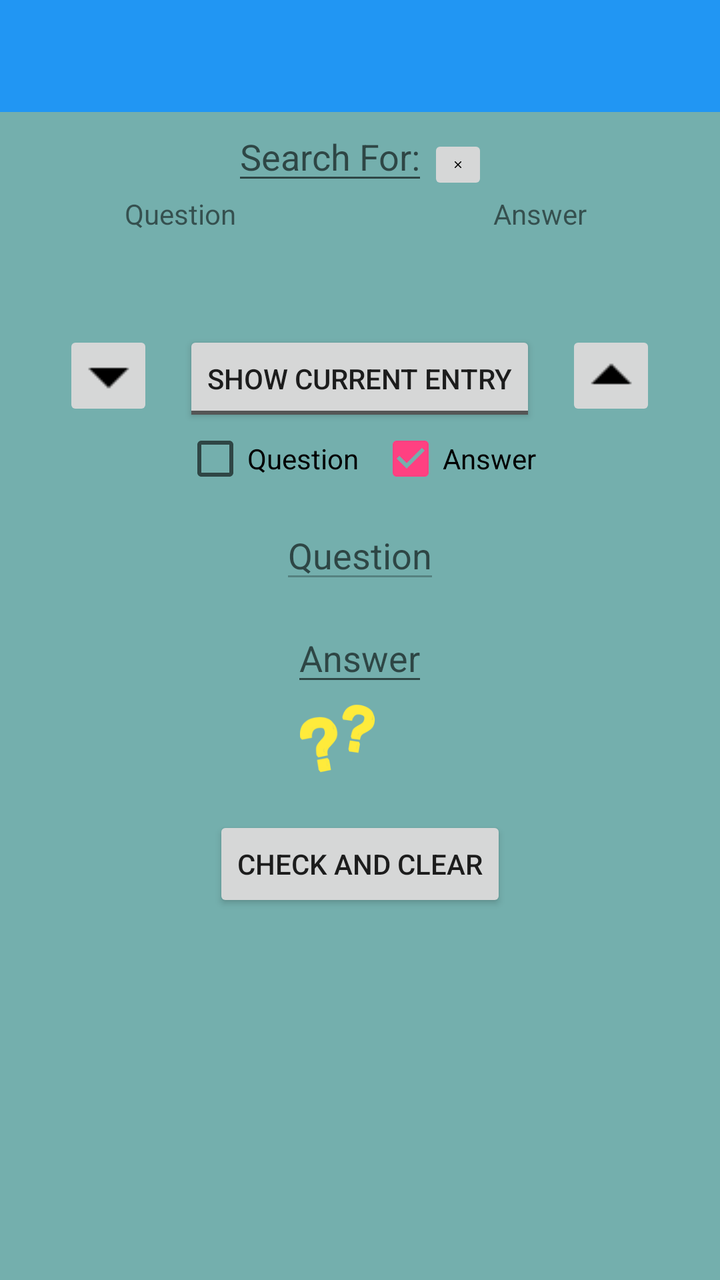
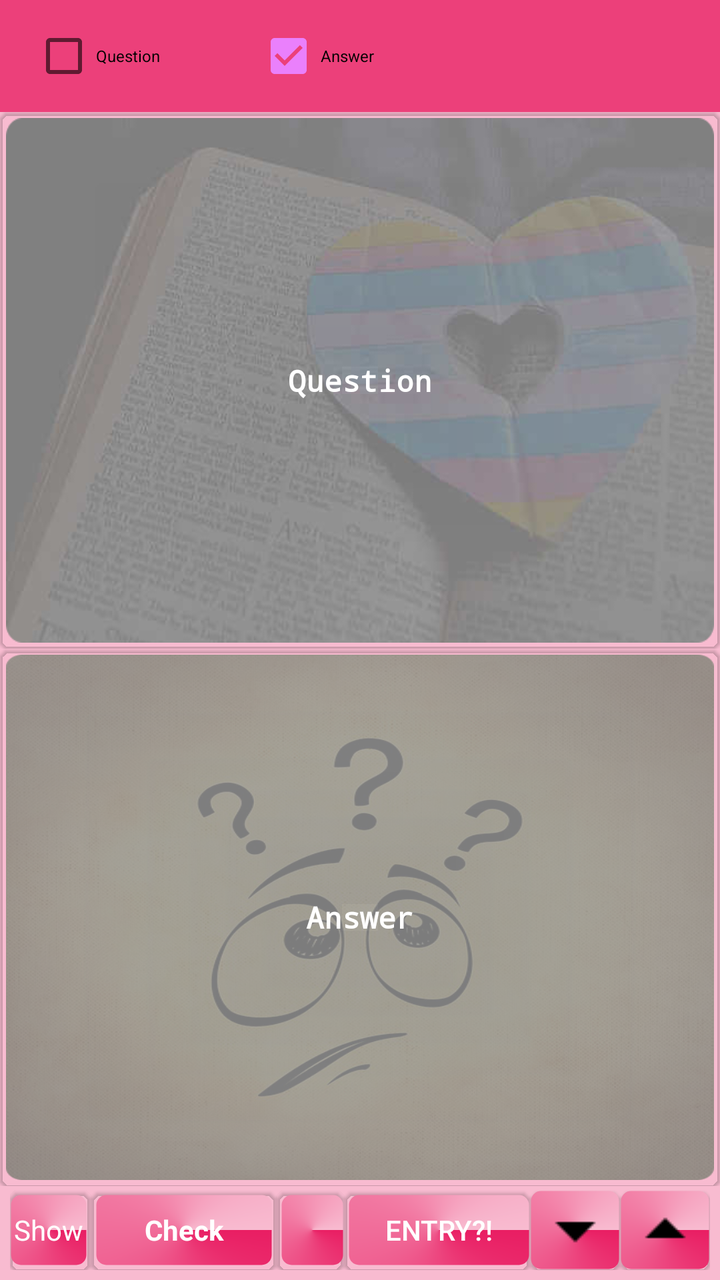

The first picture is an Android layout as it rendered before a commit; the second is the same layout after the commit. The layout source and the unified diff follow.
<!-- AndroidManifest.xml: application theme AppTheme -->
<!-- res/layout/activity_study.xml -->
<?xml version="1.0" encoding="utf-8"?>
<LinearLayout xmlns:android="http://schemas.android.com/apk/res/android"
    android:layout_width="match_parent"
    android:layout_height="match_parent"
    android:orientation="vertical"
    android:background="#74AFAD">

    <android.support.v7.widget.Toolbar xmlns:app="http://schemas.android.com/apk/res-auto"
        android:id="@+id/toolbar_main_activity"
        android:layout_width="match_parent"
        android:layout_height="?attr/actionBarSize"
        android:background="?attr/colorPrimary"
        android:minHeight="?attr/actionBarSize"/>

    <LinearLayout
        android:layout_width="match_parent"
        android:layout_height="wrap_content"
        android:orientation="vertical">
<LinearLayout
    android:layout_width="match_parent"
    android:layout_height="wrap_content"
    android:orientation="horizontal"
    android:gravity="center">
        <EditText
            android:id="@+id/study_search_entrys"
            android:layout_width="wrap_content"
            android:layout_height="wrap_content"
            android:hint="@string/search_for"
            android:imeOptions="flagNoExtractUi"/>
        <ImageButton
            android:id="@+id/search_for_clear"
            android:layout_width="30dp"
            android:layout_height="30dp"
            android:layout_weight="0"
            android:layout_gravity="bottom"
            android:scaleType="centerInside"
            android:src="@drawable/ic_clear_black_24dp" />
    </LinearLayout>
        <ListView
            android:id="@+id/study_search_list_view"
            android:layout_width="match_parent"
            android:layout_height="wrap_content"
            />
    </LinearLayout>

    <ScrollView
        android:layout_width="match_parent"
        android:layout_height="wrap_content">


        <LinearLayout
            android:layout_width="match_parent"
            android:layout_height="wrap_content"
            android:orientation="vertical">

            <LinearLayout
                android:layout_width="match_parent"
                android:layout_height="wrap_content"
                android:layout_gravity="center_horizontal"
                android:orientation="horizontal">

                <TextView
                    android:layout_width="0dp"
                    android:layout_height="wrap_content"
                    android:layout_weight="1"
                    android:gravity="center"
                    android:text="@string/question" />

                <TextView
                    android:layout_width="0dp"
                    android:layout_height="wrap_content"
                    android:layout_weight="1"
                    android:gravity="center"
                    android:text="@string/answer" />

            </LinearLayout>

            <LinearLayout
                android:layout_width="match_parent"
                android:layout_height="wrap_content"
                android:orientation="horizontal">

                <TextView
                    android:id="@+id/current_study_question"
                    android:layout_width="0dp"
                    android:layout_height="wrap_content"
                    android:layout_marginRight="5dp"
                    android:layout_weight="1"
                    android:gravity="center" />

                <TextView
                    android:id="@+id/current_study_answer"
                    android:layout_width="0dp"
                    android:layout_height="wrap_content"
                    android:layout_marginLeft="5dp"
                    android:layout_weight="1"
                    android:gravity="center" />

            </LinearLayout>

            <LinearLayout
                android:layout_width="wrap_content"
                android:layout_height="wrap_content"
                android:layout_gravity="center_horizontal"
                android:layout_marginTop="30dp">

                <ImageButton
                    android:id="@+id/down"
                    android:layout_width="45dp"
                    android:layout_height="45dp"
                    android:src="@drawable/ic_arrow_drop_down_black_24dp" />

                <ToggleButton
                    android:id="@+id/show_current_study_entry"
                    android:layout_width="wrap_content"
                    android:layout_height="wrap_content"
                    android:layout_gravity="center"
                    android:layout_marginLeft="15dp"
                    android:layout_marginRight="15dp"
                    android:textOff="@string/show_current_entry"
                    android:textOn="@string/hide_current_entry" />

                <ImageButton
                    android:id="@+id/up"
                    android:layout_width="45dp"
                    android:layout_height="45dp"
                    android:src="@drawable/ic_arrow_drop_up_black_24dp" />
            </LinearLayout>


            <LinearLayout
                android:layout_width="wrap_content"
                android:layout_height="wrap_content"
                android:layout_gravity="center"
                android:layout_marginBottom="10dp"
                android:orientation="horizontal">

                <CheckBox
                    android:id="@+id/study_question"
                    android:layout_width="wrap_content"
                    android:layout_height="wrap_content"
                    android:layout_marginRight="5dp"
                    android:checked="false"
                    android:text="@string/question" />

                <CheckBox
                    android:id="@+id/study_answer"
                    android:layout_width="wrap_content"
                    android:layout_height="wrap_content"
                    android:layout_marginLeft="5dp"
                    android:checked="true"
                    android:text="@string/answer" />
            </LinearLayout>

            <LinearLayout
                android:layout_width="match_parent"
                android:layout_height="wrap_content"
                android:orientation="vertical">

                <EditText
                    android:id="@+id/question"
                    android:layout_width="wrap_content"
                    android:layout_height="wrap_content"
                    android:layout_gravity="center"
                    android:layout_marginBottom="10dp"
                    android:hint="@string/question"
                    android:minLines="1"
                    android:scrollbarAlwaysDrawVerticalTrack="true"
                    android:imeOptions="flagNoExtractUi"
                    android:enabled="false"
                    android:textColor="@drawable/study_edit_text_selector"
                    android:inputType="textNoSuggestions|textMultiLine"/>

                <EditText
                    android:id="@+id/answer"
                    android:layout_width="wrap_content"
                    android:layout_height="wrap_content"
                    android:layout_gravity="center"
                    android:hint="@string/answer"
                    android:minLines="1"
                    android:scrollbarAlwaysDrawVerticalTrack="true"
                    android:imeOptions="flagNoExtractUi"
                    android:textColor="@drawable/study_edit_text_selector"
                    android:inputType="textNoSuggestions|textMultiLine"
                    />

                <LinearLayout
                    android:layout_width="wrap_content"
                    android:layout_height="wrap_content"
                    android:layout_gravity="center">

                    <ImageView
                        android:id="@+id/result_image"
                        android:layout_width="45dp"
                        android:layout_height="45dp"
                        android:src="@drawable/ic_question_marks" />

                    <TextView
                        android:id="@+id/correct_answers"
                        android:layout_width="wrap_content"
                        android:layout_height="wrap_content"
                        android:layout_marginLeft="10dp"
                        android:layout_marginRight="10dp"
                        android:textColor="#00FF70"
                        android:textSize="30dp" />
                </LinearLayout>

            </LinearLayout>

            <LinearLayout
                android:layout_width="wrap_content"
                android:layout_height="wrap_content"
                android:layout_gravity="center_horizontal"
                android:layout_marginTop="15dp"
                android:orientation="horizontal">

                <Button
                    android:id="@+id/check_and_clear"
                    android:layout_width="wrap_content"
                    android:layout_height="wrap_content"
                    android:text="@string/check_and_clear" />

            </LinearLayout>
        </LinearLayout>
    </ScrollView>
</LinearLayout>
<!-- resources referenced by this layout -->
<resources>
  <!-- drawable ic_arrow_drop_down_black_24dp: png bitmap (drawable, 119 bytes) -->
  <!-- drawable ic_arrow_drop_up_black_24dp: png bitmap (drawable, 119 bytes) -->
  <!-- drawable ic_clear_black_24dp: png bitmap (drawable, 164 bytes) -->
  <!-- drawable ic_question_marks: png bitmap (drawable-hdpi, 3010 bytes) -->
  <!-- drawable study_edit_text_selector (drawable) -->
  <?xml version="1.0" encoding="utf-8"?>
  <selector xmlns:android="http://schemas.android.com/apk/res/android">
      <item android:state_enabled="false" android:color="@color/white_color"/>
      <item android:color="@color/black_color"/>
  </selector>
  <string name="answer">Answer</string>
  <string name="check_and_clear">Check And Clear</string>
  <string name="hide_current_entry">Hide current entry</string>
  <string name="question">Question</string>
  <string name="search_for">Search For:</string>
  <string name="show_current_entry">Show current entry</string>
  <style name="AppTheme" parent="MyTheme.Base">
      </style>
  <color name="white_color">#FFFFFF</color>
  <color name="black_color">#000000</color>
  <style name="MyTheme.Base" parent="Theme.AppCompat.Light.DarkActionBar">
          <item name="windowNoTitle">true</item>
          <item name="windowActionBar">false</item>
          <item name="colorPrimary">#2196F3</item>
          <item name="colorPrimaryDark">#1976D2</item>
          <item name="colorAccent">#FF4081</item>
      </style>
</resources>

<!-- the commit's change to res/layout/activity_study.xml (unified diff, before → after) -->
@@ -1,226 +1,280 @@
 <?xml version="1.0" encoding="utf-8"?>
 <LinearLayout xmlns:android="http://schemas.android.com/apk/res/android"
+    xmlns:android.support.v7.cardview="http://schemas.android.com/apk/res-auto"
     android:layout_width="match_parent"
     android:layout_height="match_parent"
     android:orientation="vertical"
-    android:background="#74AFAD">
+    android:background="#F8BBD0">
 
     <android.support.v7.widget.Toolbar xmlns:app="http://schemas.android.com/apk/res-auto"
-        android:id="@+id/toolbar_main_activity"
-        android:layout_width="match_parent"
+        android:id="@+id/toolbar"
+        android:layout_width="fill_parent"
         android:layout_height="?attr/actionBarSize"
         android:background="?attr/colorPrimary"
-        android:minHeight="?attr/actionBarSize"/>
-
-    <LinearLayout
-        android:layout_width="match_parent"
-        android:layout_height="wrap_content"
-        android:orientation="vertical">
-<LinearLayout
-    android:layout_width="match_parent"
-    android:layout_height="wrap_content"
-    android:orientation="horizontal"
-    android:gravity="center">
-        <EditText
-            android:id="@+id/study_search_entrys"
-            android:layout_width="wrap_content"
+        android:minHeight="?attr/actionBarSize">
+
+        <LinearLayout
+            android:layout_width="match_parent"
             android:layout_height="wrap_content"
-            android:hint="@string/search_for"
-            android:imeOptions="flagNoExtractUi"/>
-        <ImageButton
-            android:id="@+id/search_for_clear"
-            android:layout_width="30dp"
-            android:layout_height="30dp"
-            android:layout_weight="0"
-            android:layout_gravity="bottom"
-            android:scaleType="centerInside"
-            android:src="@drawable/ic_clear_black_24dp" />
-    </LinearLayout>
-        <ListView
-            android:id="@+id/study_search_list_view"
-            android:layout_width="match_parent"
-            android:layout_height="wrap_content"
-            />
-    </LinearLayout>
-
-    <ScrollView
-        android:layout_width="match_parent"
-        android:layout_height="wrap_content">
-
-
-        <LinearLayout
-            android:layout_width="match_parent"
-            android:layout_height="wrap_content"
-            android:orientation="vertical">
+            android:weightSum="4"
+            >
 
             <LinearLayout
-                android:layout_width="match_parent"
+                android:layout_width="0dp"
                 android:layout_height="wrap_content"
-                android:layout_gravity="center_horizontal"
-                android:orientation="horizontal">
-
-                <TextView
+                android:layout_weight="2.5"
+                android:orientation="horizontal"
+                >
+
+                <CheckBox
+                    android:id="@+id/study_question"
                     android:layout_width="0dp"
                     android:layout_height="wrap_content"
                     android:layout_weight="1"
-                    android:gravity="center"
+                    android:layout_marginRight="5dp"
+                    android:textSize="8dp"
+                    android:checked="false"
                     android:text="@string/question" />
 
-                <TextView
+                <CheckBox
+                    android:id="@+id/study_answer"
                     android:layout_width="0dp"
-                    android:layout_height="wrap_content"
                     android:layout_weight="1"
-                    android:gravity="center"
-                    android:text="@string/answer" />
-
-            </LinearLayout>
-
-            <LinearLayout
-                android:layout_width="match_parent"
-                android:layout_height="wrap_content"
-                android:orientation="horizontal">
-
-                <TextView
-                    android:id="@+id/current_study_question"
-                    android:layout_width="0dp"
-                    android:layout_height="wrap_content"
-                    android:layout_marginRight="5dp"
-                    android:layout_weight="1"
-                    android:gravity="center" />
-
-                <TextView
-                    android:id="@+id/current_study_answer"
-                    android:layout_width="0dp"
                     android:layout_height="wrap_content"
                     android:layout_marginLeft="5dp"
-                    android:layout_weight="1"
-                    android:gravity="center" />
+                    android:textSize="8dp"
+                    android:checked="true"
+                    android:text="@string/answer" />
 
             </LinearLayout>
 
             <LinearLayout
-                android:layout_width="wrap_content"
+                android:layout_width="0dp"
                 android:layout_height="wrap_content"
-                android:layout_gravity="center_horizontal"
-                android:layout_marginTop="30dp">
-
-                <ImageButton
-                    android:id="@+id/down"
-                    android:layout_width="45dp"
-                    android:layout_height="45dp"
-                    android:src="@drawable/ic_arrow_drop_down_black_24dp" />
+                android:layout_weight="1"></LinearLayout>
+        </LinearLayout>
+    </android.support.v7.widget.Toolbar>
+
+    <LinearLayout
+        android:id="@+id/container"
+        android:layout_width="match_parent"
+        android:layout_height="match_parent"
+        android:orientation="vertical"
+        android:weightSum="2">
+
+        <LinearLayout
+            android:id="@+id/question_linearlayout"
+            android:layout_width="match_parent"
+            android:layout_height="0dp"
+            android:layout_margin="0dp"
+            android:layout_weight="1"
+            android:background="@drawable/show_question_background"
+            android:padding="0dp">
+
+            <android.support.v7.widget.CardView
+                android:layout_width="match_parent"
+                android:layout_height="match_parent"
+                android.support.v7.cardview:cardBackgroundColor="@android:color/transparent"
+                android.support.v7.cardview:cardCornerRadius="5dp"
+                android.support.v7.cardview:cardElevation="1dp">
+
+                <EditText
+                    android:id="@+id/question"
+                    android:layout_width="match_parent"
+                    android:layout_height="match_parent"
+                    android:background="@drawable/text_bordered_transperant"
+                    android:gravity="center"
+                    android:minLines="1"
+                    android:padding="5dp"
+                    android:scrollbarAlwaysDrawVerticalTrack="true"
+                    android:scrollbars="vertical"
+                    android:hint="@string/question"
+                    android:textColor="#FFFFFF"
+                    android:textColorHint="#FFFFFF"
+                    android:textSize="15sp"
+                    android:textStyle="bold"
+                    android:typeface="monospace"
+                    android:focusable="false"
+                    android:imeOptions="flagNoExtractUi"
+                    android:inputType="textNoSuggestions|textMultiLine"/>
+            </android.support.v7.widget.CardView>
+        </LinearLayout>
+
+        <LinearLayout
+            android:id="@+id/answer_linearlayout"
+            android:layout_width="match_parent"
+            android:layout_height="0dp"
+            android:layout_margin="0dp"
+            android:layout_weight="1"
+            android:background="@drawable/enter_answer_background"
+            android:padding="0dp">
+
+            <android.support.v7.widget.CardView
+                android:layout_width="match_parent"
+                android:layout_height="match_parent"
+                android.support.v7.cardview:cardBackgroundColor="@android:color/transparent"
+                android.support.v7.cardview:cardCornerRadius="5dp"
+                android.support.v7.cardview:cardElevation="1dp">
+
+                <EditText
+                    android:id="@+id/answer"
+                    android:layout_width="match_parent"
+                    android:layout_height="match_parent"
+                    android:layout_gravity="center"
+                    android:background="@drawable/text_bordered_transperant"
+                    android:enabled="true"
+                    android:gravity="center"
+                    android:hint="@string/answer"
+                    android:imeOptions="flagNoExtractUi"
+                    android:inputType="textNoSuggestions|textMultiLine"
+                    android:minLines="1"
+                    android:padding="5dp"
+                    android:scrollbarAlwaysDrawVerticalTrack="true"
+                    android:textColor="#FFFFFF"
+                    android:textColorHint="#FFFFFF"
+                    android:textSize="15sp"
+                    android:textStyle="bold"
+                    android:typeface="monospace" />
+            </android.support.v7.widget.CardView>
+        </LinearLayout>
+
+        <LinearLayout
+            android:layout_width="match_parent"
+            android:layout_height="40dp"
+            android:layout_marginBottom="5dp"
+            android:layout_marginLeft="5dp"
+            android:layout_marginRight="5dp"
+            android:layout_marginTop="2dp">
+
+            <android.support.v7.widget.CardView
+                android:layout_width="wrap_content"
+                android:layout_height="match_parent"
+                android:layout_weight="0"
+                android.support.v7.cardview:cardBackgroundColor="@android:color/transparent"
+                android.support.v7.cardview:cardCornerRadius="5dp"
+                android.support.v7.cardview:cardElevation="1dp"
+                android.support.v7.cardview:cardPreventCornerOverlap="true"
+                >
+
+                <TextView
+                    android:id="@+id/show_actionbar"
+                    android:layout_width="match_parent"
+                    android:layout_height="match_parent"
+                    android:layout_marginBottom="2dp"
+                    android:layout_marginRight="2dp"
+                    android:layout_marginTop="2dp"
+                    android:background="@drawable/text_bordered_colored"
+                    android:gravity="center"
+                    android:padding="2dp"
+                    android:text="@string/show"
+                    android:textColor="@drawable/textview_enabled_disabled_selector" />
+            </android.support.v7.widget.CardView>
+
+            <android.support.v7.widget.CardView
+                android:layout_width="0dp"
+                android:layout_height="match_parent"
+                android:layout_weight="1"
+                android.support.v7.cardview:cardBackgroundColor="@android:color/transparent"
+                android.support.v7.cardview:cardCornerRadius="5dp"
+                android.support.v7.cardview:cardElevation="1dp">
+
+                <TextView
+                    android:id="@+id/check"
+                    android:layout_width="match_parent"
+                    android:layout_height="match_parent"
+
+                    android:layout_margin="2dp"
+                    android:background="@drawable/text_bordered_colored"
+                    android:enabled="true"
+                    android:gravity="center"
+                    android:padding="2dp"
+                    android:text="@string/check"
+                    android:textColor="@drawable/textview_enabled_disabled_selector"
+                    android:textStyle="bold" />
+            </android.support.v7.widget.CardView>
+
+
+
+            <android.support.v7.widget.CardView
+                android:layout_width="wrap_content"
+                android:layout_height="match_parent"
+                android:layout_weight="0.3"
+                android.support.v7.cardview:cardBackgroundColor="@android:color/transparent"
+                android.support.v7.cardview:cardCornerRadius="5dp"
+                android.support.v7.cardview:cardElevation="1dp">
+
+                <TextView
+                    android:id="@+id/correct_answers"
+                    android:layout_width="match_parent"
+                    android:layout_height="match_parent"
+                    android:layout_marginBottom="2dp"
+                    android:layout_marginLeft="2dp"
+                    android:layout_marginTop="2dp"
+                    android:background="@drawable/text_bordered_colored"
+                    android:enabled="false"
+                    android:gravity="center"
+                    android:padding="2dp"
+                    android:textColor="#FFFFFF"
+                    android:textStyle="bold"/>
+            </android.support.v7.widget.CardView>
+            <android.support.v7.widget.CardView
+                android:layout_width="0dp"
+                android:layout_height="match_parent"
+                android:layout_weight="1"
+                android.support.v7.cardview:cardBackgroundColor="@android:color/transparent"
+                android.support.v7.cardview:cardCornerRadius="5dp"
+                android.support.v7.cardview:cardElevation="1dp">
 
                 <ToggleButton
                     android:id="@+id/show_current_study_entry"
-                    android:layout_width="wrap_content"
-                    android:layout_height="wrap_content"
-                    android:layout_gravity="center"
-                    android:layout_marginLeft="15dp"
-                    android:layout_marginRight="15dp"
-                    android:textOff="@string/show_current_entry"
-                    android:textOn="@string/hide_current_entry" />
+                    android:layout_width="match_parent"
+                    android:layout_height="match_parent"
+                    android:layout_marginBottom="2dp"
+                    android:layout_marginLeft="2dp"
+                    android:layout_marginTop="2dp"
+                    android:background="@drawable/text_bordered_colored"
+                    android:gravity="center"
+                    android:padding="2dp"
+                    android:textOff="@string/show_entry"
+                    android:textOn="@string/ok"
+                    android:checked="false"
+                    android:textColor="@drawable/textview_enabled_disabled_selector" />
+            </android.support.v7.widget.CardView><android.support.v7.widget.CardView
+                android:layout_width="wrap_content"
+                android:layout_height="match_parent"
+                android:layout_weight="0"
+                android.support.v7.cardview:cardBackgroundColor="@android:color/transparent"
+                android.support.v7.cardview:cardCornerRadius="5dp"
+                android.support.v7.cardview:cardElevation="1dp">
+
+            <ImageButton
+                android:id="@+id/down"
+                android:layout_width="45dp"
+                android:layout_height="match_parent"
+                android:src="@drawable/ic_arrow_drop_down_black_24dp"
+                android:background="@drawable/text_bordered_colored"/>
+
+        </android.support.v7.widget.CardView>
+            <android.support.v7.widget.CardView
+                android:layout_width="wrap_content"
+                android:layout_height="match_parent"
+                android:layout_weight="0"
+                android.support.v7.cardview:cardBackgroundColor="@android:color/transparent"
+                android.support.v7.cardview:cardCornerRadius="5dp"
+                android.support.v7.cardview:cardElevation="1dp">
 
                 <ImageButton
                     android:id="@+id/up"
                     android:layout_width="45dp"
-                    android:layout_height="45dp"
-                    android:src="@drawable/ic_arrow_drop_up_black_24dp" />
-            </LinearLayout>
-
-
-            <LinearLayout
-                android:layout_width="wrap_content"
-                android:layout_height="wrap_content"
-                android:layout_gravity="center"
-                android:layout_marginBottom="10dp"
-                android:orientation="horizontal">
-
-                <CheckBox
-                    android:id="@+id/study_question"
-                    android:layout_width="wrap_content"
-                    android:layout_height="wrap_content"
-                    android:layout_marginRight="5dp"
-                    android:checked="false"
-                    android:text="@string/question" />
-
-                <CheckBox
-                    android:id="@+id/study_answer"
-                    android:layout_width="wrap_content"
-                    android:layout_height="wrap_content"
-                    android:layout_marginLeft="5dp"
-                    android:checked="true"
-                    android:text="@string/answer" />
-            </LinearLayout>
-
-            <LinearLayout
-                android:layout_width="match_parent"
-                android:layout_height="wrap_content"
-                android:orientation="vertical">
-
-                <EditText
-                    android:id="@+id/question"
-                    android:layout_width="wrap_content"
-                    android:layout_height="wrap_content"
-                    android:layout_gravity="center"
-                    android:layout_marginBottom="10dp"
-                    android:hint="@string/question"
-                    android:minLines="1"
-                    android:scrollbarAlwaysDrawVerticalTrack="true"
-                    android:imeOptions="flagNoExtractUi"
-                    android:enabled="false"
-                    android:textColor="@drawable/study_edit_text_selector"
-                    android:inputType="textNoSuggestions|textMultiLine"/>
-
-                <EditText
-                    android:id="@+id/answer"
-                    android:layout_width="wrap_content"
-                    android:layout_height="wrap_content"
-                    android:layout_gravity="center"
-                    android:hint="@string/answer"
-                    android:minLines="1"
-                    android:scrollbarAlwaysDrawVerticalTrack="true"
-                    android:imeOptions="flagNoExtractUi"
-                    android:textColor="@drawable/study_edit_text_selector"
-                    android:inputType="textNoSuggestions|textMultiLine"
-                    />
-
-                <LinearLayout
-                    android:layout_width="wrap_content"
-                    android:layout_height="wrap_content"
-                    android:layout_gravity="center">
-
-                    <ImageView
-                        android:id="@+id/result_image"
-                        android:layout_width="45dp"
-                        android:layout_height="45dp"
-                        android:src="@drawable/ic_question_marks" />
-
-                    <TextView
-                        android:id="@+id/correct_answers"
-                        android:layout_width="wrap_content"
-                        android:layout_height="wrap_content"
-                        android:layout_marginLeft="10dp"
-                        android:layout_marginRight="10dp"
-                        android:textColor="#00FF70"
-                        android:textSize="30dp" />
-                </LinearLayout>
-
-            </LinearLayout>
-
-            <LinearLayout
-                android:layout_width="wrap_content"
-                android:layout_height="wrap_content"
-                android:layout_gravity="center_horizontal"
-                android:layout_marginTop="15dp"
-                android:orientation="horizontal">
-
-                <Button
-                    android:id="@+id/check_and_clear"
-                    android:layout_width="wrap_content"
-                    android:layout_height="wrap_content"
-                    android:text="@string/check_and_clear" />
-
-            </LinearLayout>
-        </LinearLayout>
-    </ScrollView>
+                    android:layout_height="match_parent"
+                    android:src="@drawable/ic_arrow_drop_up_black_24dp"
+                    android:background="@drawable/text_bordered_colored"/>
+            </android.support.v7.widget.CardView>
+        </LinearLayout>
+
+    </LinearLayout>
+
+    
+
+    
 </LinearLayout>
<!-- resource entries referenced after the edit -->
@@ -1,31 +1,72 @@
 <!-- resources referenced by this layout -->
 <resources>
+  <!-- drawable enter_answer_background (drawable) -->
+  <?xml version="1.0" encoding="utf-8"?>
+  <inset xmlns:android="http://schemas.android.com/apk/res/android"
+      android:drawable="@drawable/smiley_question_marks_rounded_corners_15_radius"
+      android:insetTop="3dp"
+      android:insetBottom="3dp"
+      android:insetRight="3dp"
+      android:insetLeft="3dp"/>
   <!-- drawable ic_arrow_drop_down_black_24dp: png bitmap (drawable, 119 bytes) -->
   <!-- drawable ic_arrow_drop_up_black_24dp: png bitmap (drawable, 119 bytes) -->
-  <!-- drawable ic_clear_black_24dp: png bitmap (drawable, 164 bytes) -->
-  <!-- drawable ic_question_marks: png bitmap (drawable-hdpi, 3010 bytes) -->
-  <!-- drawable study_edit_text_selector (drawable) -->
+  <!-- drawable show_question_background (drawable) -->
+  <?xml version="1.0" encoding="utf-8"?>
+  <inset xmlns:android="http://schemas.android.com/apk/res/android"
+      android:drawable="@drawable/book_heart_rounded_corners_15_radius"
+      android:insetTop="3dp"
+      android:insetBottom="3dp"
+      android:insetRight="3dp"
+      android:insetLeft="3dp"/>
+  <!-- drawable text_bordered_colored (drawable) -->
+  <shape xmlns:android="http://schemas.android.com/apk/res/android"
+  android:thickness="0dp"
+  android:shape="rectangle">
+  <stroke android:width="1dp"
+      android:color="@android:color/transparent"/>
+  <corners android:radius="5dp" />
+  <gradient
+      android:startColor="#E91E63"
+      android:endColor="#F8BBD0"
+      android:type="sweep"
+      android:angle="270"/>
+  </shape>
+  <!-- drawable text_bordered_transperant (drawable) -->
+  <shape xmlns:android="http://schemas.android.com/apk/res/android"
+      android:thickness="0dp"
+      android:shape="rectangle">
+      <stroke android:width="1dp"
+          android:color="@android:color/transparent"/>
+      <corners android:radius="5dp" />
+      <gradient
+          android:startColor="@android:color/transparent"
+          android:endColor="@android:color/transparent"
+          android:type="linear"
+          android:angle="270"/>
+  </shape>
+  <!-- drawable textview_enabled_disabled_selector (drawable) -->
   <?xml version="1.0" encoding="utf-8"?>
   <selector xmlns:android="http://schemas.android.com/apk/res/android">
-      <item android:state_enabled="false" android:color="@color/white_color"/>
-      <item android:color="@color/black_color"/>
+      <item android:state_enabled="false" android:color="@android:color/darker_gray" />
+      <item android:state_enabled="true" android:color="@android:color/white"/>
   </selector>
   <string name="answer">Answer</string>
-  <string name="check_and_clear">Check And Clear</string>
-  <string name="hide_current_entry">Hide current entry</string>
+  <string name="check">Check</string>
+  <string name="ok">OK</string>
   <string name="question">Question</string>
-  <string name="search_for">Search For:</string>
-  <string name="show_current_entry">Show current entry</string>
+  <string name="show">Show</string>
+  <string name="show_entry">Entry?!</string>
   <style name="AppTheme" parent="MyTheme.Base">
       </style>
-  <color name="white_color">#FFFFFF</color>
-  <color name="black_color">#000000</color>
+  <!-- drawable smiley_question_marks_rounded_corners_15_radius: png bitmap (drawable, 445789 bytes) -->
+  <!-- drawable book_heart_rounded_corners_15_radius: png bitmap (drawable, 118245 bytes) -->
   <style name="MyTheme.Base" parent="Theme.AppCompat.Light.DarkActionBar">
           <item name="windowNoTitle">true</item>
           <item name="windowActionBar">false</item>
-          <item name="colorPrimary">#2196F3</item>
+          <item name="colorPrimary">#EC407A</item>
           <item name="colorPrimaryDark">#1976D2</item>
-          <item name="colorAccent">#FF4081</item>
+          <item name="colorAccent">#EA80FC</item>
+  
       </style>
 </resources>
 
